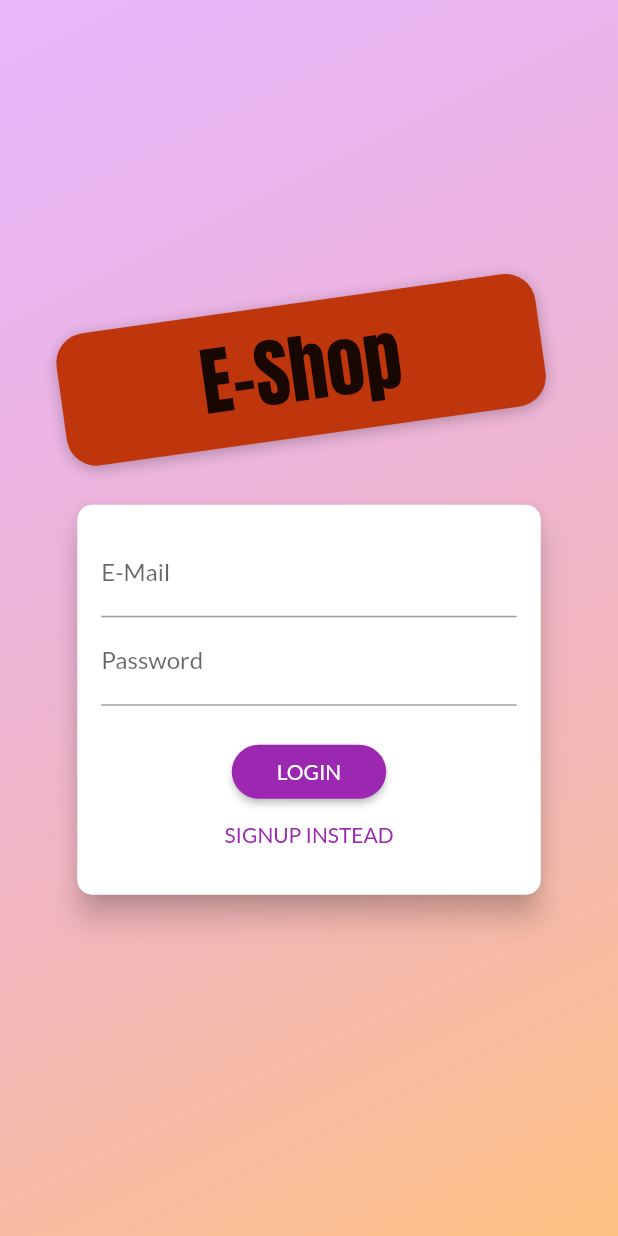
After one commit to mdskrumi/ecommerce-app-with-flutter, a Flutter app: the screen it shows after launch, on a phone screen of 412 x 824 dp. The commit adds this screen. Run offline on Flutter 3.47's test engine with Material 2 defaults, Android fonts, the phone set to English and light mode, and no system bars.

Commit message:
to do --auth

```diff
--- a/ecommerce_app/lib/main.dart
+++ b/ecommerce_app/lib/main.dart
@@ -5,11 +5,13 @@ import './screens/order_screen.dart';
 import './screens/product_detail_screen.dart';
 import './screens/product_overview_screen.dart';
 import './screens/user_product_screen.dart';
+import './screens/cart_screen.dart';
+import './screens/edit_product_screen.dart';
+import './screens/auth_screen.dart';
+
 import './providers/products.dart';
 import './providers/cart.dart';
-import './screens/cart_screen.dart';
 import './providers/order.dart';
-import './screens/edit_product_screen.dart';
 
 
 void main() => runApp(MyApp());
@@ -39,7 +41,8 @@ class MyApp extends StatelessWidget {
         ),
         initialRoute: '/',
         routes: {
-          '/': (ctx) => ProductOverviewScreen(),
+          '/' : (ctx) => AuthScreen(),
+          ProductOverviewScreen.routeName: (ctx) => ProductOverviewScreen(),
           ProductOverviewScreen.routeName: (ctx) => ProductOverviewScreen(),
           ProductDetailScreen.routeName: (ctx) => ProductDetailScreen(),
           CartScreen.routeName: (ctx) => CartScreen(),
--- /dev/null
+++ b/ecommerce_app/lib/screens/auth_screen.dart
@@ -0,0 +1,220 @@
+import 'dart:math';
+
+import 'package:flutter/material.dart';
+
+enum AuthMode { Signup, Login }
+
+class AuthScreen extends StatelessWidget {
+  static const routeName = '/auth';
+
+  @override
+  Widget build(BuildContext context) {
+    final deviceSize = MediaQuery.of(context).size;
+    return Scaffold(
+      body: Stack(
+        children: <Widget>[
+          Container(
+            decoration: BoxDecoration(
+              gradient: LinearGradient(
+                colors: [
+                  Color.fromRGBO(215, 117, 255, 1).withOpacity(0.5),
+                  Color.fromRGBO(255, 188, 117, 1).withOpacity(0.9),
+                ],
+                begin: Alignment.topLeft,
+                end: Alignment.bottomRight,
+                stops: [0, 1],
+              ),
+            ),
+          ),
+          SingleChildScrollView(
+            child: Container(
+              height: deviceSize.height,
+              width: deviceSize.width,
+              child: Column(
+                mainAxisAlignment: MainAxisAlignment.center,
+                crossAxisAlignment: CrossAxisAlignment.center,
+                children: <Widget>[
+                  Flexible(
+                    child: Container(
+                      margin: EdgeInsets.only(bottom: 20.0),
+                      padding:
+                          EdgeInsets.symmetric(vertical: 8.0, horizontal: 94.0),
+                      transform: Matrix4.rotationZ(-8 * pi / 180)
+                        ..translate(-10.0),
+                      decoration: BoxDecoration(
+                        borderRadius: BorderRadius.circular(20),
+                        color: Colors.deepOrange.shade900,
+                        boxShadow: [
+                          BoxShadow(
+                            blurRadius: 8,
+                            color: Colors.black26,
+                            offset: Offset(0, 2),
+                          )
+                        ],
+                      ),
+                      child: Text(
+                        'E-Shop',
+                        style: TextStyle(
+                          color: Theme.of(context).accentTextTheme.title.color,
+                          fontSize: 50,
+                          fontFamily: 'Anton',
+                          fontWeight: FontWeight.normal,
+                        ),
+                      ),
+                    ),
+                  ),
+                  Flexible(
+                    flex: deviceSize.width > 600 ? 2 : 1,
+                    child: AuthCard(),
+                  ),
+                ],
+              ),
+            ),
+          ),
+        ],
+      ),
+    );
+  }
+}
+
+class AuthCard extends StatefulWidget {
+  const AuthCard({
+    Key key,
+  }) : super(key: key);
+
+  @override
+  _AuthCardState createState() => _AuthCardState();
+}
+
+class _AuthCardState extends State<AuthCard> {
+  final GlobalKey<FormState> _formKey = GlobalKey();
+  AuthMode _authMode = AuthMode.Login;
+  Map<String, String> _authData = {
+    'email': '',
+    'password': '',
+  };
+  var _isLoading = false;
+  final _passwordController = TextEditingController();
+
+  void _submit() {
+    if (!_formKey.currentState.validate()) {
+      // Invalid!
+      return;
+    }
+    _formKey.currentState.save();
+    setState(() {
+      _isLoading = true;
+    });
+    if (_authMode == AuthMode.Login) {
+      // Log user in
+    } else {
+      // Sign user up
+    }
+    setState(() {
+      _isLoading = false;
+    });
+  }
+
+  void _switchAuthMode() {
+    if (_authMode == AuthMode.Login) {
+      setState(() {
+        _authMode = AuthMode.Signup;
+      });
+    } else {
+      setState(() {
+        _authMode = AuthMode.Login;
+      });
+    }
+  }
+
+  @override
+  Widget build(BuildContext context) {
+    final deviceSize = MediaQuery.of(context).size;
+    return Card(
+      shape: RoundedRectangleBorder(
+        borderRadius: BorderRadius.circular(10.0),
+      ),
+      elevation: 8.0,
+      child: Container(
+        height: _authMode == AuthMode.Signup ? 320 : 260,
+        constraints:
+            BoxConstraints(minHeight: _authMode == AuthMode.Signup ? 320 : 260),
+        width: deviceSize.width * 0.75,
+        padding: EdgeInsets.all(16.0),
+        child: Form(
+          key: _formKey,
+          child: SingleChildScrollView(
+            child: Column(
+              children: <Widget>[
+                TextFormField(
+                  decoration: InputDecoration(labelText: 'E-Mail'),
+                  keyboardType: TextInputType.emailAddress,
+                  validator: (value) {
+                    if (value.isEmpty || !value.contains('@')) {
+                      return 'Invalid email!';
+                    }
+                  },
+                  onSaved: (value) {
+                    _authData['email'] = value;
+                  },
+                ),
+                TextFormField(
+                  decoration: InputDecoration(labelText: 'Password'),
+                  obscureText: true,
+                  controller: _passwordController,
+                  validator: (value) {
+                    if (value.isEmpty || value.length < 5) {
+                      return 'Password is too short!';
+                    }
+                  },
+                  onSaved: (value) {
+                    _authData['password'] = value;
+                  },
+                ),
+                if (_authMode == AuthMode.Signup)
+                  TextFormField(
+                    enabled: _authMode == AuthMode.Signup,
+                    decoration: InputDecoration(labelText: 'Confirm Password'),
+                    obscureText: true,
+                    validator: _authMode == AuthMode.Signup
+                        ? (value) {
+                            if (value != _passwordController.text) {
+                              return 'Passwords do not match!';
+                            }
+                          }
+                        : null,
+                  ),
+                SizedBox(
+                  height: 20,
+                ),
+                if (_isLoading)
+                  CircularProgressIndicator()
+                else
+                  RaisedButton(
+                    child:
+                        Text(_authMode == AuthMode.Login ? 'LOGIN' : 'SIGN UP'),
+                    onPressed: _submit,
+                    shape: RoundedRectangleBorder(
+                      borderRadius: BorderRadius.circular(30),
+                    ),
+                    padding:
+                        EdgeInsets.symmetric(horizontal: 30.0, vertical: 8.0),
+                    color: Theme.of(context).primaryColor,
+                    textColor: Theme.of(context).primaryTextTheme.button.color,
+                  ),
+                FlatButton(
+                  child: Text(
+                      '${_authMode == AuthMode.Login ? 'SIGNUP' : 'LOGIN'} INSTEAD'),
+                  onPressed: _switchAuthMode,
+                  padding: EdgeInsets.symmetric(horizontal: 30.0, vertical: 4),
+                  materialTapTargetSize: MaterialTapTargetSize.shrinkWrap,
+                  textColor: Theme.of(context).primaryColor,
+                ),
+              ],
+            ),
+          ),
+        ),
+      ),
+    );
+  }
+}
```
Also changed, not shown: ecommerce_app/lib/providers/cart.dart (+17 -10 lines), ecommerce_app/lib/providers/order.dart (+75 -9 lines), ecommerce_app/lib/screens/cart_screen.dart (+4 -14 lines), ecommerce_app/lib/screens/order_screen.dart (+20 -7 lines), ecommerce_app/lib/screens/product_overview_screen.dart (+13 -5 lines), ecommerce_app/lib/widgets/order_button.dart (added, +72 -0 lines), ecommerce_app/lib/widgets/product_item.dart (+8 -2 lines).
